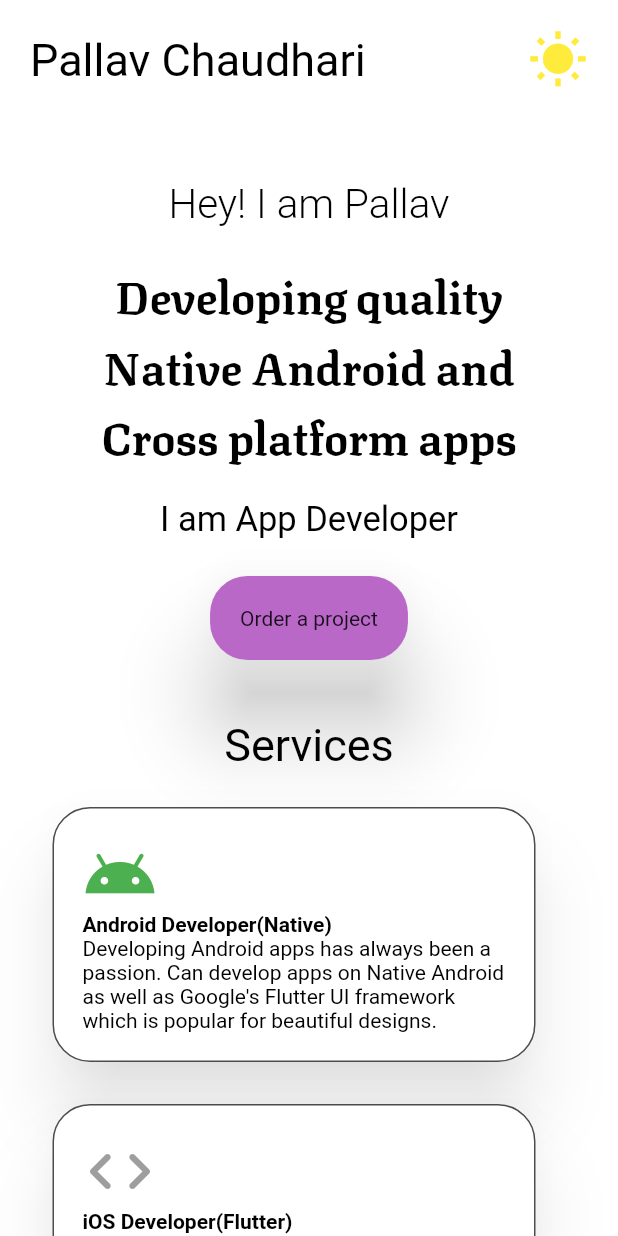
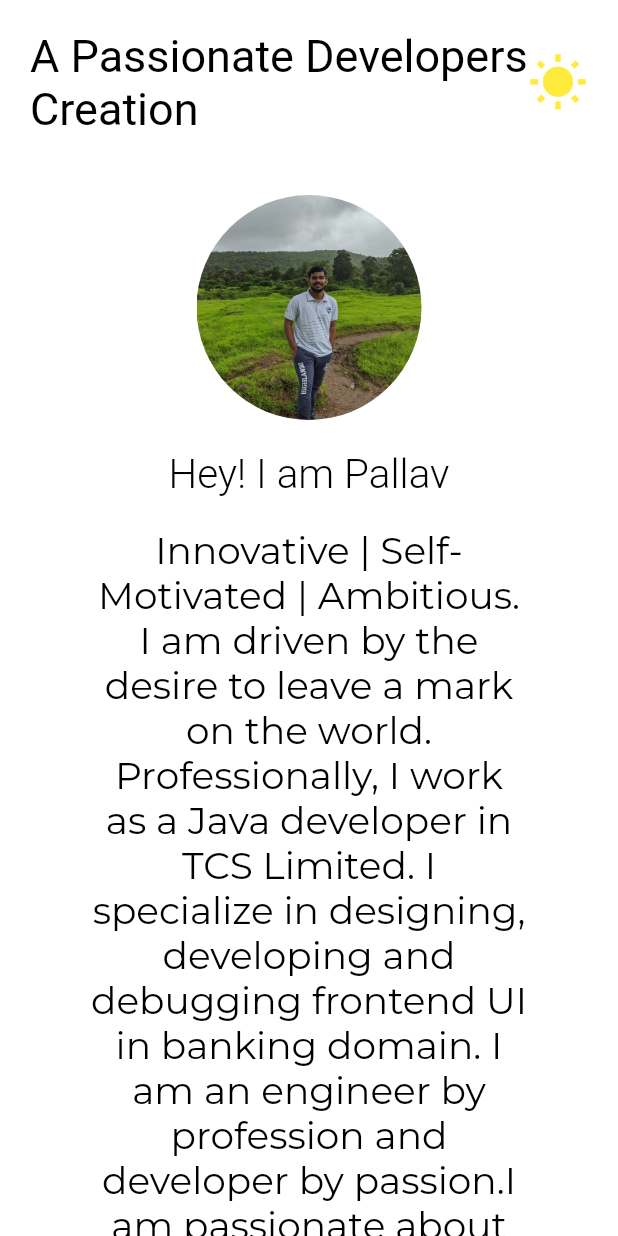
Before and after one commit to pallavc34/mywebapp, a Flutter app: the screen it shows after launch, on a phone screen of 412 x 824 dp. Run offline on Flutter 3.47's test engine with Material 2 defaults, Android fonts, the phone set to English and light mode, and no system bars; our stand-ins replace animated_text_kit, carousel_slider, font_awesome_flutter, google_fonts.

Commit message:
A Passionate Developers Creation

```diff
--- a/lib/constants.dart
+++ b/lib/constants.dart
@@ -29,4 +29,11 @@ class MyConstants{
       return getdarkTheme();
     }
   }
+
+  static String introduction = "Innovative | Self-Motivated | Ambitious. "
+      + "I am driven by the desire to leave a mark on the world. Professionally, "
+      + "I work as a Java developer in TCS Limited. "
+      + "I specialize in designing, developing and debugging frontend UI in banking domain. "
+      + "I am an engineer by profession and developer by passion."
+      + "I am passionate about developing native Android and cross platform apps with flutter framework. ";
 }
--- a/lib/screens/HomeScreen.dart
+++ b/lib/screens/HomeScreen.dart
@@ -3,6 +3,7 @@ import 'package:flutter/cupertino.dart';
 import 'package:flutter/material.dart';
 import 'package:flutter/rendering.dart';
 import 'package:flutter/widgets.dart';
+import 'package:font_awesome_flutter/font_awesome_flutter.dart';
 import 'package:google_fonts/google_fonts.dart';
 import 'package:mywebapp/responsive_widget.dart';
 import 'package:mywebapp/widgets/BoldTitleTextWidget.dart';
@@ -66,11 +67,13 @@ class _HomeScreenState extends State<HomeScreen>
                 child: Row(
                   mainAxisAlignment: MainAxisAlignment.spaceBetween,
                   children: [
-                    Text(
-                      "Pallav Chaudhari",
+                    Expanded(
+                      child: Text(
+                        "A Passionate Developers Creation",
                         style: GoogleFonts.averageSans(
                           fontSize: 30.0,
                           color: currentTheme.focusColor,
+                        ),
                       ),
                     ),
                     ResponsiveWidget(
@@ -110,6 +113,13 @@ class _HomeScreenState extends State<HomeScreen>
                       child: Column(
                         crossAxisAlignment: CrossAxisAlignment.center,
                         children: [
+                          ClipRRect(
+                            borderRadius: BorderRadius.circular(80.0),
+                            child: Container(
+                              width: 150,
+                                height: 150,
+                                child: Image.asset("images/myself.jpg",fit: BoxFit.fitWidth,)),
+                          ),
                           ResponsiveWidget(
                             largeScreen: SizedBox(
                               height: 40.0,
@@ -121,8 +131,7 @@ class _HomeScreenState extends State<HomeScreen>
                           Text(
                             "Hey! I am Pallav",
                             style: GoogleFonts.aBeeZee(
-                              fontSize:
-                                  isLargeScreen(context) == true ? 50 : 27,
+                              fontSize: 27,
                               color: currentTheme.focusColor,
                               fontWeight: FontWeight.w300,
                             ),
@@ -134,21 +143,19 @@ class _HomeScreenState extends State<HomeScreen>
                           Container(
                             padding: EdgeInsets.symmetric(horizontal: 40.0),
                             child: Text(
-                              "Developing quality Native Android and Cross platform apps ",
-                              style: TextStyle(
-                                  fontSize: isLargeScreen(context) == true
-                                      ? 60.0
-                                      : 30,
+                              MyConstants.introduction,
+                              style: GoogleFonts.montserrat(
+                                fontSize: 25,
                                 color: currentTheme.focusColor,
-                                  fontWeight: FontWeight.bold,
-                                  fontFamily: 'Texturina'),
+                                //fontFamily: 'Texturina'
+                              ),
                               textAlign: TextAlign.center,
                             ),
                           ),
                           SizedBox(
                             height: 20,
                           ),
-                          TypewriterAnimatedTextKit(
+                          /*TypewriterAnimatedTextKit(
                             text: [
                               "I am App Developer",
                               "I specialize in Android",
@@ -160,7 +167,7 @@ class _HomeScreenState extends State<HomeScreen>
                                 fontSize:
                                     isLargeScreen(context) == true ? 58.0 : 23,
                                 color: currentTheme.focusColor),
-                          ),
+                          ),*/
                           ResponsiveWidget(
                             largeScreen: SizedBox(
                               height: 20.0,
@@ -169,7 +176,7 @@ class _HomeScreenState extends State<HomeScreen>
                               height: 20.0,
                             ),
                           ),
-                          GestureDetector(
+                          /*GestureDetector(
                             onTap: () {
                               launch(
                                   "https://www.fiverr.com/share/71ezPb");
@@ -186,7 +193,7 @@ class _HomeScreenState extends State<HomeScreen>
                                 ),
                               ),
                             ),
-                          ),
+                          ),*/
                           ResponsiveWidget(
                             largeScreen: SizedBox(
                               height: 40,
@@ -207,7 +214,10 @@ class _HomeScreenState extends State<HomeScreen>
                     SizedBox(
                       height: isSmallScreen(context) == true ? 10.0 : 0.0,
                     ),
-                    BoldTitleTextWidget(currentTheme: currentTheme,text: "Services",),
+                    BoldTitleTextWidget(
+                      currentTheme: currentTheme,
+                      text: "Technology Stack",
+                    ),
                     ResponsiveWidget(
                       largeScreen: Padding(
                         padding: const EdgeInsets.all(10.0),
@@ -215,32 +225,42 @@ class _HomeScreenState extends State<HomeScreen>
                           scrollDirection: Axis.horizontal,
                           child: Row(
                             children: [
-                              CardWidget(
-                                title: "Android Developer(Native)",
+                              Container(
+                                width: 350,
+                                child: CardWidget(
+                                  title: "Java Developer",
                                   subtitle:
-                                    "Developing Android apps has always been\na passion. I develop apps in Native Android\n"
-                                    "as well as Google's Flutter UI framework\n which is popular for beautiful designs.",
-                                iconData: Icons.android,
+                                  "I am experienced in designing, developing and debugging frontend user interfaces in Ja"
+                                     + "va in Banking domain. Worked in TCS BANCS in banking products. Tools used include "
+                                     + "Eclipse, Tomcat Server, SQL Developer",
+                                  iconData: FontAwesomeIcons.java,
+                                  iconColor: Colors.red,
+                                  themeData: myThemeIcon,
+                                ),
+                              ),
+                              Container(
+                                width: 350,
+                                child: CardWidget(
+                                  title: "Native Android Developer",
+                                  subtitle:
+                                      "Developing Android apps has always been a passion. I develop apps in Native Android "
+                                      "as well as Google's Flutter UI framework which is popular for beautiful designs.",
+                                  iconData: FontAwesomeIcons.android,
                                   iconColor: Colors.green,
                                   themeData: myThemeIcon,
                                 ),
-                              CardWidget(
-                                title: "iOS Developer(Flutter)",
+                              ),
+                              Container(
+                                width: 350,
+                                child: CardWidget(
+                                  title: "Flutter Developer",
                                   subtitle:
-                                    "Cross platform apps that look and feel\nnative. I develop iOS apps in Flutter framework\n"
-                                    "which is popular for beautiful designs\nwith skia, its own graphic engine.",
-                                iconData: Icons.code_rounded,
-                                iconColor: Colors.grey,
+                                      "Cross platform apps that look and feel native. I develop cross platform apps in Flutter framework "
+                                      "which is popular for beautiful designs with skia, its own graphic engine.",
+                                  iconData: FontAwesomeIcons.appStoreIos,
+                                  iconColor: Colors.blue,
                                   themeData: myThemeIcon,
                                 ),
-                              CardWidget(
-                                title: "Web Developer(Flutter)",
-                                subtitle:
-                                    "Web development made easy with flutter\nEven web apps are now easy to build with\n"
-                                    "flutter and its strong cross platform\n compatibilities and great UI",
-                                iconData: Icons.web,
-                                iconColor: Colors.grey,
-                                themeData: myThemeIcon,
                               ),
                             ],
                           ),
@@ -253,11 +273,24 @@ class _HomeScreenState extends State<HomeScreen>
                             Container(
                               width: 350,
                               child: CardWidget(
-                                title: "Android Developer(Native)",
+                                title: "Java Developer",
                                 subtitle:
-                                    "Developing Android apps has always been a passion. Can develop apps on Native Android "
+                                "I am experienced in designing, developing and debugging frontend user interfaces in Ja"
+                                    + "va in Banking domain. Working with TCS BANCS in banking products. Tools used include "
+                                    + "Eclipse, Tomcat Server, SQL Developer",
+                                iconData: FontAwesomeIcons.java,
+                                iconColor: Colors.red,
+                                themeData: myThemeIcon,
+                              ),
+                            ),
+                            Container(
+                              width: 350,
+                              child: CardWidget(
+                                title: "Native Android Developer",
+                                subtitle:
+                                "Developing Android apps has always been a passion. I develop apps in Native Android "
                                     "as well as Google's Flutter UI framework which is popular for beautiful designs.",
-                                iconData: Icons.android,
+                                iconData: FontAwesomeIcons.android,
                                 iconColor: Colors.green,
                                 themeData: myThemeIcon,
                               ),
@@ -265,24 +298,12 @@ class _HomeScreenState extends State<HomeScreen>
                             Container(
                               width: 350,
                               child: CardWidget(
-                                title: "iOS Developer(Flutter)",
+                                title: "Flutter Developer",
                                 subtitle:
-                                    "Cross platform apps that look and feel native. I develop iOS apps in Flutter framework "
+                                "Cross platform apps that look and feel native. I develop cross platform apps in Flutter framework "
                                     "which is popular for beautiful designs with skia, its own graphic engine.",
-                                iconData: Icons.code_rounded,
-                                iconColor: Colors.grey,
-                                themeData: myThemeIcon,
-                              ),
-                            ),
-                            Container(
-                              width: 350,
-                              child: CardWidget(
-                                title: "Web Developer(Flutter)",
-                                subtitle:
-                                "Web development made easy with flutter.Even web apps are now easy to build with Google's"
-                                    "flutter framework and its strong cross platform compatibilities and great UI",
-                                iconData: Icons.web,
-                                iconColor: Colors.grey,
+                                iconData: FontAwesomeIcons.appStoreIos,
+                                iconColor: Colors.blue,
                                 themeData: myThemeIcon,
                               ),
                             ),
@@ -296,7 +317,7 @@ class _HomeScreenState extends State<HomeScreen>
               Center(
                 child: BoldTitleTextWidget(
                   currentTheme: currentTheme,
-                  text: "My Work",
+                  text: "My Creations",
                 ),
               ),
               ResponsiveWidget(
@@ -319,7 +340,9 @@ class _HomeScreenState extends State<HomeScreen>
                                   color: currentTheme.focusColor),
                               textAlign: TextAlign.start,
                             ),
-                            SizedBox(height: 20.0,),
+                            SizedBox(
+                              height: 20.0,
+                            ),
                             Text(
                                 "A diary which saves all your secrets, keeps track of all your moods and looks better than the most",
                                 style: GoogleFonts.aBeeZee(
@@ -331,8 +354,7 @@ class _HomeScreenState extends State<HomeScreen>
                         ),
                       ),
                       Container(
-                        width: size.width * 0.4,
-                          child: CarouselWidget()),
+                          width: size.width * 0.4, child: CarouselWidget()),
                     ],
                   ),
                 ),
@@ -358,7 +380,9 @@ class _HomeScreenState extends State<HomeScreen>
                                 fontSize: 15.0,
                                 fontWeight: FontWeight.w400),
                             textAlign: TextAlign.start),
-                        SizedBox(height: 10.0,),
+                        SizedBox(
+                          height: 10.0,
+                        ),
                         CarouselWidget(),
                       ],
                     ),
@@ -369,10 +393,9 @@ class _HomeScreenState extends State<HomeScreen>
               Padding(
                 padding: const EdgeInsets.all(10.0),
                 child: Text(
-                    "Designed and Developed by Pallav Chaudhari. Copyright @ 2020",
-                style: TextStyle(
-                  color: currentTheme.focusColor
-                ),),
+                  "Designed and Developed by Pallav Chaudhari in Flutter. Copyright @ 2020 - 2022",
+                  style: TextStyle(color: currentTheme.focusColor),
+                ),
               )
             ],
           ),
--- a/lib/widgets/CardWidget.dart
+++ b/lib/widgets/CardWidget.dart
@@ -1,4 +1,5 @@
 import 'package:flutter/material.dart';
+import 'package:font_awesome_flutter/font_awesome_flutter.dart';
 import 'package:mywebapp/constants.dart';
 
 class CardWidget extends StatelessWidget {
@@ -29,23 +30,25 @@ class CardWidget extends StatelessWidget {
         child: Padding(
           padding: const EdgeInsets.all(20.0),
           child: Column(
-            crossAxisAlignment:
-            CrossAxisAlignment.start,
+            crossAxisAlignment: CrossAxisAlignment.start,
             children: [
-              Icon(
+              FaIcon(
                 iconData,
                 size: 50.0,
                 color: iconColor,
               ),
+              SizedBox(height: 5.0,),
               Text(
                 title,
                 style: TextStyle(color: currentTheme.focusColor,
                     fontWeight: FontWeight.bold),
               ),
+              SizedBox(height: 5.0,),
               Text(
                 subtitle,
                 style: TextStyle(color: currentTheme.focusColor,),
                 textAlign: TextAlign.start,
+                maxLines: 6,
               )
             ],
           ),
--- a/pubspec.yaml
+++ b/pubspec.yaml
@@ -32,6 +32,7 @@ dependencies:
   animated_text_kit:
   url_launcher: ^5.7.10
   carousel_slider: ^2.3.1
+  font_awesome_flutter: ^10.1.0
 
 dev_dependencies:
   flutter_test:
```
Also changed, not shown: images/myself.jpg (added), pubspec.lock. Lines whose indentation alone changed are shown as unchanged.
